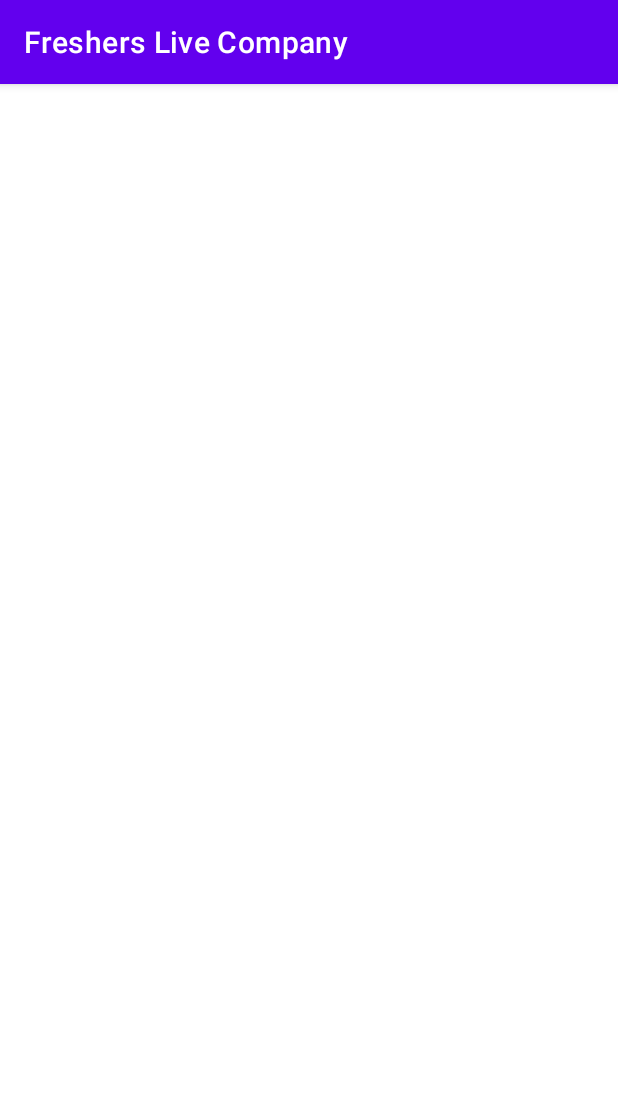
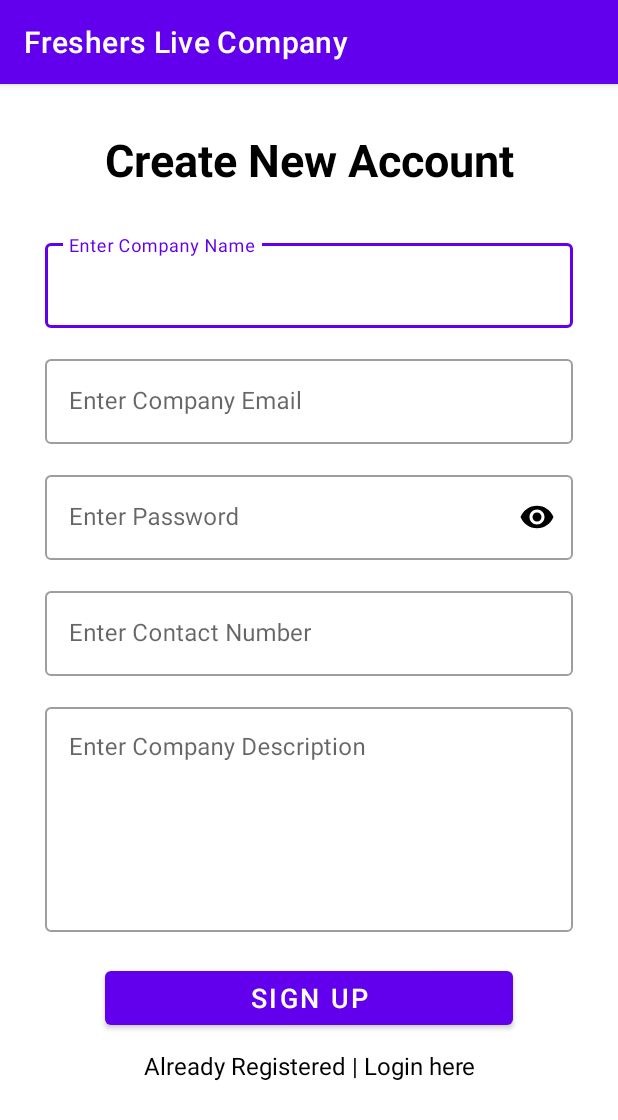
Before and after one commit to Kreeshn/FreshersLive, an Android app: the screen it shows after launch (compReg), after a tap on "New User ...! Click Here", on a phone screen of 412 x 824 dp. Shown: the top 1120 px of the screen. Run offline under Robolectric (Android 15) with nearby library versions, the phone set to English and light mode, and no system bars; 1 other tap on this screen came first.

Commit message:
Add Retrofit class and response class for company module

```diff
--- a/app/build.gradle
+++ b/app/build.gradle
@@ -36,4 +36,6 @@ dependencies {
     testImplementation 'junit:junit:4.+'
     androidTestImplementation 'androidx.test.ext:junit:1.1.2'
     androidTestImplementation 'androidx.test.espresso:espresso-core:3.3.0'
+    implementation 'com.squareup.retrofit2:retrofit:2.9.0'
+    implementation 'com.squareup.retrofit2:converter-gson:2.9.0'
 }
--- a/app/src/main/AndroidManifest.xml
+++ b/app/src/main/AndroidManifest.xml
@@ -9,15 +9,15 @@
         android:roundIcon="@mipmap/ic_launcher_round"
         android:supportsRtl="true"
         android:theme="@style/Theme.FreshersLiveCompany">
-        <activity android:name=".compLogin">
+        <activity android:name=".activity.compLogin">
             <intent-filter>
                 <action android:name="android.intent.action.MAIN" />
 
                 <category android:name="android.intent.category.LAUNCHER" />
             </intent-filter>
         </activity>
-        <activity android:name=".compReg"></activity>
-        <activity android:name=".MainActivity" />
+        <activity android:name=".activity.compReg"></activity>
+        <activity android:name=".activity.MainActivity" />
     </application>
 
 </manifest>
--- a/app/src/main/java/com/example/fresherslivecompany/MainActivity.java
+++ b/app/src/main/java/com/example/fresherslivecompany/activity/MainActivity.java
@@ -1,8 +1,10 @@
-package com.example.fresherslivecompany;
+package com.example.fresherslivecompany.activity;
 
 import androidx.appcompat.app.AppCompatActivity;
 
 import android.os.Bundle;
+
+import com.example.fresherslivecompany.R;
 
 public class MainActivity extends AppCompatActivity {
 
--- a/app/src/main/java/com/example/fresherslivecompany/compLogin.java
+++ b/app/src/main/java/com/example/fresherslivecompany/activity/compLogin.java
@@ -1,4 +1,4 @@
-package com.example.fresherslivecompany;
+package com.example.fresherslivecompany.activity;
 
 import androidx.appcompat.app.AppCompatActivity;
 
@@ -6,6 +6,8 @@ import android.content.Intent;
 import android.os.Bundle;
 import android.view.View;
 import android.widget.TextView;
+
+import com.example.fresherslivecompany.R;
 
 public class compLogin extends AppCompatActivity {
     TextView text_newuser;
--- a/app/src/main/java/com/example/fresherslivecompany/compReg.java
+++ b/app/src/main/java/com/example/fresherslivecompany/activity/compReg.java
@@ -1,4 +1,4 @@
-package com.example.fresherslivecompany;
+package com.example.fresherslivecompany.activity;
 
 import androidx.appcompat.app.AppCompatActivity;
 
@@ -6,6 +6,8 @@ import android.content.Intent;
 import android.os.Bundle;
 import android.view.View;
 import android.widget.TextView;
+
+import com.example.fresherslivecompany.R;
 
 public class compReg extends AppCompatActivity {
     TextView textLogin;
--- /dev/null
+++ b/app/src/main/java/com/example/fresherslivecompany/model/CompRegResponse.java
@@ -0,0 +1,32 @@
+package com.example.fresherslivecompany.model;
+
+import com.google.gson.annotations.SerializedName;
+
+public class CompRegResponse {
+
+    @SerializedName("error")
+    private String error;
+    @SerializedName("massage")
+    private String message;
+
+    public CompRegResponse(String error, String message) {
+        this.error = error;
+        this.message = message;
+    }
+
+    public String getError() {
+        return error;
+    }
+
+    public void setError(String error) {
+        this.error = error;
+    }
+
+    public String getMessage() {
+        return message;
+    }
+
+    public void setMessage(String message) {
+        this.message = message;
+    }
+}
--- /dev/null
+++ b/app/src/main/java/com/example/fresherslivecompany/retrofitutil/Api.java
@@ -0,0 +1,21 @@
+package com.example.fresherslivecompany.retrofitutil;
+
+import com.example.fresherslivecompany.model.CompRegResponse;
+
+import retrofit2.Call;
+import retrofit2.http.Field;
+import retrofit2.http.FormUrlEncoded;
+import retrofit2.http.POST;
+
+public interface Api {
+
+    @FormUrlEncoded
+    @POST("compReg.php")
+    Call<CompRegResponse> CompRegistration(
+            @Field("cname") String cname,
+            @Field("cdec") String cdec,
+            @Field("cemail") String cemail,
+            @Field("cpassword") String cpassword,
+            @Field("ccontact") String ccontact
+    );
+}
--- /dev/null
+++ b/app/src/main/java/com/example/fresherslivecompany/retrofitutil/RetrofitClient.java
@@ -0,0 +1,27 @@
+package com.example.fresherslivecompany.retrofitutil;
+
+import retrofit2.Retrofit;
+import retrofit2.converter.gson.GsonConverterFactory;
+
+public class RetrofitClient {
+    private static String BASE_URL = "http://192.168.43.154/campreq/";
+    private static RetrofitClient retrofitClient;
+    private static Retrofit retrofit;
+
+    private RetrofitClient(){
+        retrofit = new Retrofit.Builder()
+                .baseUrl(BASE_URL)
+                .addConverterFactory(GsonConverterFactory.create())
+                .build();
+    }
+
+    public static synchronized RetrofitClient getInstance(){
+        if(retrofitClient==null){
+            retrofitClient = new RetrofitClient();
+        }
+        return retrofitClient;
+    }
+    public Api getApi(){
+        return retrofit.create(Api.class);
+    }
+}
--- a/app/src/main/res/layout/activity_comp_login.xml
+++ b/app/src/main/res/layout/activity_comp_login.xml
@@ -4,7 +4,7 @@
     xmlns:tools="http://schemas.android.com/tools"
     android:layout_width="match_parent"
     android:layout_height="match_parent"
-    tools:context=".compLogin">
+    tools:context=".activity.compLogin">
 
     <RelativeLayout
         android:layout_width="match_parent"
--- /dev/null
+++ b/app/src/main/res/layout/activity_comp_reg.xml
@@ -0,0 +1,148 @@
+<?xml version="1.0" encoding="utf-8"?>
+<ScrollView xmlns:android="http://schemas.android.com/apk/res/android"
+    xmlns:app="http://schemas.android.com/apk/res-auto"
+    xmlns:tools="http://schemas.android.com/tools"
+    android:layout_width="match_parent"
+    android:layout_height="match_parent"
+    tools:context=".activity.compReg">
+
+    <RelativeLayout
+        android:layout_width="match_parent"
+        android:layout_height="match_parent">
+
+        <TextView
+            android:layout_width="match_parent"
+            android:layout_height="wrap_content"
+            android:text="Create New Account"
+            android:gravity="center"
+            android:layout_marginTop="30dp"
+            android:textSize="30sp"
+            android:textColor="@color/black"
+            android:textStyle="bold"
+            android:id="@+id/textCreate"/>
+
+        <com.google.android.material.textfield.TextInputLayout
+            android:layout_width="match_parent"
+            android:layout_height="wrap_content"
+            android:layout_marginTop="30dp"
+            android:layout_below="@+id/textCreate"
+            style="@style/Widget.MaterialComponents.TextInputLayout.OutlinedBox"
+            android:layout_centerInParent="true"
+            android:layout_marginLeft="30dp"
+            android:layout_marginRight="30dp"
+            android:id="@+id/nameLayout">
+
+            <EditText
+                android:layout_width="match_parent"
+                android:layout_height="wrap_content"
+                android:hint="Enter Company Name"
+                android:inputType="text"
+                android:id="@+id/etCompName"/>
+
+        </com.google.android.material.textfield.TextInputLayout>
+        <com.google.android.material.textfield.TextInputLayout
+            android:layout_width="match_parent"
+            android:layout_height="wrap_content"
+            android:layout_marginTop="15dp"
+            android:layout_below="@+id/nameLayout"
+            style="@style/Widget.MaterialComponents.TextInputLayout.OutlinedBox"
+            android:layout_centerInParent="true"
+            android:layout_marginLeft="30dp"
+            android:layout_marginRight="30dp"
+            android:id="@+id/emailLayout">
+
+            <EditText
+                android:layout_width="match_parent"
+                android:layout_height="wrap_content"
+                android:hint="Enter Company Email"
+                android:inputType="textEmailAddress"
+                android:id="@+id/etCompEmail"/>
+
+        </com.google.android.material.textfield.TextInputLayout>
+        <com.google.android.material.textfield.TextInputLayout
+            android:layout_width="match_parent"
+            android:layout_height="wrap_content"
+            android:layout_marginTop="15dp"
+            android:layout_below="@+id/emailLayout"
+            style="@style/Widget.MaterialComponents.TextInputLayout.OutlinedBox"
+            android:layout_centerInParent="true"
+            android:layout_marginLeft="30dp"
+            android:layout_marginRight="30dp"
+            android:id="@+id/passLayout"
+            app:passwordToggleEnabled="true"
+            app:passwordToggleTint="@color/black">
+
+            <EditText
+                android:layout_width="match_parent"
+                android:layout_height="wrap_content"
+                android:inputType="textPassword"
+                android:hint="Enter Password"
+                android:id="@+id/etCompPass"/>
+
+        </com.google.android.material.textfield.TextInputLayout>
+        <com.google.android.material.textfield.TextInputLayout
+            android:layout_width="match_parent"
+            android:layout_height="wrap_content"
+            android:layout_marginTop="15dp"
+            android:layout_below="@+id/passLayout"
+            style="@style/Widget.MaterialComponents.TextInputLayout.OutlinedBox"
+            android:layout_centerInParent="true"
+            android:layout_marginLeft="30dp"
+            android:layout_marginRight="30dp"
+            android:id="@+id/numLayout">
+
+            <EditText
+                android:layout_width="match_parent"
+                android:layout_height="wrap_content"
+                android:inputType="number"
+                android:hint="Enter Contact Number"
+                android:id="@+id/etCompNum"/>
+
+        </com.google.android.material.textfield.TextInputLayout>
+        <com.google.android.material.textfield.TextInputLayout
+            android:layout_width="match_parent"
+            android:layout_height="wrap_content"
+            android:layout_marginTop="15dp"
+            android:layout_below="@+id/numLayout"
+            style="@style/Widget.MaterialComponents.TextInputLayout.OutlinedBox"
+            android:layout_centerInParent="true"
+            android:layout_marginLeft="30dp"
+            android:layout_marginRight="30dp"
+            android:id="@+id/descLayout">
+
+            <EditText
+                android:layout_width="match_parent"
+                android:layout_height="150dp"
+                android:inputType="textMultiLine"
+                android:hint="Enter Company Description"
+                android:gravity="start"
+                android:id="@+id/etCompDesc"/>
+
+        </com.google.android.material.textfield.TextInputLayout>
+
+        <Button
+            android:layout_width="match_parent"
+            android:layout_height="wrap_content"
+            android:layout_below="@id/descLayout"
+            android:layout_marginTop="20dp"
+            android:text="Sign Up"
+            android:textSize="18sp"
+            android:layout_marginLeft="70dp"
+            android:layout_marginRight="70dp"
+            android:id="@+id/btnReg"/>
+
+        <TextView
+            android:layout_width="match_parent"
+            android:layout_height="wrap_content"
+            android:text="Already Registered | Login here"
+            android:gravity="center_horizontal"
+            android:layout_marginTop="10dp"
+            android:textSize="16sp"
+            android:textColor="@color/black"
+            android:layout_below="@+id/btnReg"
+            android:layout_marginBottom="40dp"
+            android:id="@+id/textLogin"/>
+
+
+    </RelativeLayout>
+</ScrollView>
--- a/app/src/main/res/layout/activity_main.xml
+++ b/app/src/main/res/layout/activity_main.xml
@@ -4,7 +4,7 @@
     xmlns:tools="http://schemas.android.com/tools"
     android:layout_width="match_parent"
     android:layout_height="match_parent"
-    tools:context=".MainActivity">
+    tools:context=".activity.MainActivity">
 
     <TextView
         android:layout_width="wrap_content"
```
Also changed, not shown: gradle/wrapper/gradle-wrapper.properties.
